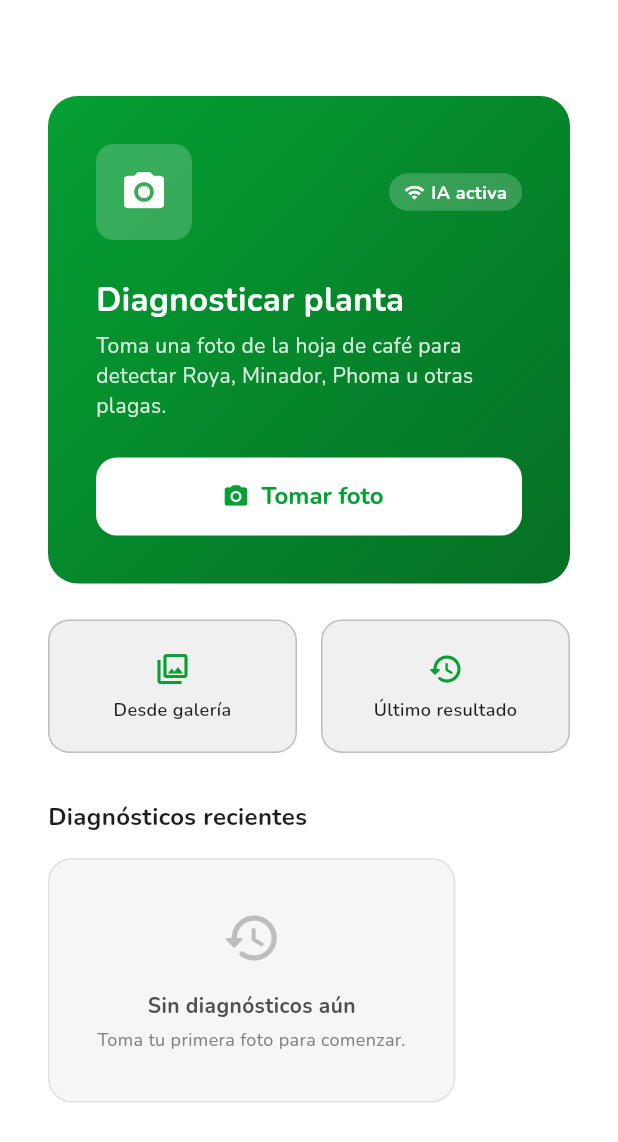
After one commit to ayni-tesis/ayni_app, a Flutter app: the DiagnosisHomeScreen screen opened directly, after a tap on "Último resultado", on a phone screen of 412 x 824 dp. The commit adds this screen. Shown: the top 1142 px of the screen. Run offline on Flutter 3.47's test engine with Material 3 defaults, Android fonts, the phone set to English and light mode, and no system bars; our stand-ins replace connectivity_plus, flutter_riverpod, google_fonts, image_picker, shared_preferences; missing offline and left inert: tflite_flutter; accounts and stored records are empty.

Commit message:
Add diagnosis sync + home screen & gallery option
Introduce syncing support and UI improvements:

- Add DiagnosisRepository.syncDiagnosis (interface + impl) which uploads a diagnosis when online and marks it as synced locally. Returns the updated Diagnosis or null on failure.
- Add preferGallery flag to DiagnosisCaptureScreen and auto-open the gallery on init when set.
- Add new DiagnosisHomeScreen with mode banner, take-photo card, quick actions, recent diagnoses list and sync indicators; navigates to the capture screen with preferGallery when opening from gallery quick action.

These changes enable offline/online sync handling and provide a new home UI for faster capture and access to recent results.

```diff
--- a/lib/features/diagnosis/domain/repositories/diagnosis_repository.dart
+++ b/lib/features/diagnosis/domain/repositories/diagnosis_repository.dart
@@ -20,4 +20,8 @@ abstract class DiagnosisRepository {
 
   /// Retrieves the history of diagnoses.
   Future<Either<Failure, List<Diagnosis>>> getDiagnosisHistory();
+
+  /// Syncs a single offline diagnosis to the backend server.
+  /// Returns the synced diagnosis on success, null on failure.
+  Future<Diagnosis?> syncDiagnosis(Diagnosis diagnosis);
 }
--- /dev/null
+++ b/lib/features/diagnosis/presentation/screens/diagnosis_home_screen.dart
@@ -0,0 +1,459 @@
+import 'package:flutter/material.dart';
+import 'package:flutter_riverpod/flutter_riverpod.dart';
+import 'package:intl/intl.dart';
+import '../../../../core/constants/app_colors.dart';
+import '../../../../core/constants/app_spacing.dart';
+import '../../../../core/constants/app_text_styles.dart';
+import '../../domain/entities/diagnosis.dart';
+import '../../domain/entities/pest_type.dart';
+import '../providers/diagnosis_provider.dart';
+import 'diagnosis_capture_screen.dart';
+import 'diagnosis_history_screen.dart';
+
+class DiagnosisHomeScreen extends ConsumerWidget {
+  final bool isOfflineMode;
+
+  const DiagnosisHomeScreen({super.key, this.isOfflineMode = false});
+
+  @override
+  Widget build(BuildContext context, WidgetRef ref) {
+    final historyAsync = ref.watch(diagnosisHistoryProvider);
+
+    return Scaffold(
+      backgroundColor: AppColors.white,
+      body: SingleChildScrollView(
+        padding: const EdgeInsets.all(AppSpacing.s4),
+        child: Column(
+          crossAxisAlignment: CrossAxisAlignment.start,
+          children: [
+            // ─── Mode indicator ─────────────────────────────────────────────
+            _ModeBanner(isOfflineMode: isOfflineMode),
+            const SizedBox(height: AppSpacing.s4),
+
+            // ─── Primary action: take photo ───────────────────────────────────
+            _TakePhotoCard(isOfflineMode: isOfflineMode),
+            const SizedBox(height: AppSpacing.s3),
+
+            // ─── Quick options ───────────────────────────────────────────────
+            Row(
+              children: [
+                Expanded(
+                  child: _QuickOptionCard(
+                    icon: Icons.photo_library_outlined,
+                    label: 'Desde galería',
+                    onTap: () => _openCapture(context, fromGallery: true),
+                  ),
+                ),
+                const SizedBox(width: AppSpacing.s2),
+                Expanded(
+                  child: _QuickOptionCard(
+                    icon: Icons.history_rounded,
+                    label: 'Último resultado',
+                    onTap: () {
+                      historyAsync.whenData((history) {
+                        if (history.isNotEmpty) {
+                          _openResult(context, history.first);
+                        }
+                      });
+                    },
+                  ),
+                ),
+              ],
+            ),
+            const SizedBox(height: AppSpacing.s4),
+
+            // ─── Recent diagnoses ───────────────────────────────────────────────
+            Text(
+              'Diagnósticos recientes',
+              style: AppTextStyles.bodyBold.copyWith(color: AppColors.black2),
+            ),
+            const SizedBox(height: AppSpacing.s2),
+            historyAsync.when(
+              data: (history) {
+                if (history.isEmpty) {
+                  return _EmptyHistoryState();
+                }
+                return Column(
+                  children: history
+                      .take(5)
+                      .map((d) => _RecentDiagnosisTile(
+                            diagnosis: d,
+                            onTap: () => _openResult(context, d),
+                          ))
+                      .toList(),
+                );
+              },
+              loading: () => const Center(
+                child: Padding(
+                  padding: EdgeInsets.all(AppSpacing.s4),
+                  child: CircularProgressIndicator(),
+                ),
+              ),
+              error: (e, _) => Center(
+                child: Text('Error al cargar historial: $e'),
+              ),
+            ),
+          ],
+        ),
+      ),
+    );
+  }
+
+  void _openCapture(BuildContext context, {bool fromGallery = false}) {
+    Navigator.of(context).push(
+      MaterialPageRoute(
+        builder: (context) => DiagnosisCaptureScreen(
+          isOfflineMode: isOfflineMode,
+          preferGallery: fromGallery,
+        ),
+      ),
+    );
+  }
+
+  void _openResult(BuildContext context, Diagnosis diagnosis) {
+    Navigator.of(context).push(
+      MaterialPageRoute(
+        builder: (context) => const DiagnosisHistoryScreen(),
+      ),
+    );
+  }
+}
+
+class _ModeBanner extends StatelessWidget {
+  final bool isOfflineMode;
+
+  const _ModeBanner({required this.isOfflineMode});
+
+  @override
+  Widget build(BuildContext context) {
+    if (!isOfflineMode) return const SizedBox.shrink();
+
+    return Container(
+      padding: const EdgeInsets.symmetric(
+        horizontal: AppSpacing.s2,
+        vertical: AppSpacing.s1,
+      ),
+      decoration: BoxDecoration(
+        color: AppColors.warning.withValues(alpha: 0.12),
+        borderRadius: BorderRadius.circular(10),
+        border: Border.all(color: AppColors.warning.withValues(alpha: 0.3)),
+      ),
+      child: Row(
+        children: [
+          const Icon(Icons.cloud_off_rounded, size: 16, color: AppColors.warning),
+          const SizedBox(width: AppSpacing.s1),
+          Expanded(
+            child: Text(
+              'Modo sin conexión — diagnóstico con IA local',
+              style: TextStyle(
+                fontFamily: 'Nunito',
+                fontSize: 13,
+                fontWeight: FontWeight.w600,
+                color: AppColors.gray1,
+              ),
+            ),
+          ),
+        ],
+      ),
+    );
+  }
+}
+
+class _TakePhotoCard extends StatelessWidget {
+  final bool isOfflineMode;
+
+  const _TakePhotoCard({required this.isOfflineMode});
+
+  @override
+  Widget build(BuildContext context) {
+    return Container(
+      width: double.infinity,
+      padding: const EdgeInsets.all(AppSpacing.s4),
+      decoration: BoxDecoration(
+        gradient: const LinearGradient(
+          colors: [Color(0xFF04A033), Color(0xFF066F24)],
+          begin: Alignment.topLeft,
+          end: Alignment.bottomRight,
+        ),
+        borderRadius: BorderRadius.circular(20),
+      ),
+      child: Column(
+        crossAxisAlignment: CrossAxisAlignment.start,
+        children: [
+          Row(
+            children: [
+              Container(
+                padding: const EdgeInsets.all(AppSpacing.s2),
+                decoration: BoxDecoration(
+                  color: AppColors.white.withValues(alpha: 0.2),
+                  borderRadius: BorderRadius.circular(12),
+                ),
+                child: const Icon(Icons.camera_alt_rounded, size: 32, color: AppColors.white),
+              ),
+              const Spacer(),
+              Container(
+                padding: const EdgeInsets.symmetric(horizontal: 10, vertical: 4),
+                decoration: BoxDecoration(
+                  color: AppColors.white.withValues(alpha: 0.2),
+                  borderRadius: BorderRadius.circular(20),
+                ),
+                child: Row(
+                  mainAxisSize: MainAxisSize.min,
+                  children: [
+                    Icon(
+                      isOfflineMode ? Icons.cloud_off : Icons.wifi,
+                      size: 14,
+                      color: AppColors.white,
+                    ),
+                    const SizedBox(width: 4),
+                    Text(
+                      isOfflineMode ? 'IA local' : 'IA activa',
+                      style: const TextStyle(
+                        fontFamily: 'Nunito',
+                        fontSize: 12,
+                        fontWeight: FontWeight.w700,
+                        color: AppColors.white,
+                      ),
+                    ),
+                  ],
+                ),
+              ),
+            ],
+          ),
+          const SizedBox(height: AppSpacing.s3),
+          const Text(
+            'Diagnosticar planta',
+            style: TextStyle(
+              fontFamily: 'Nunito',
+              fontSize: 22,
+              fontWeight: FontWeight.w700,
+              color: AppColors.white,
+            ),
+          ),
+          const SizedBox(height: 6),
+          Text(
+            'Toma una foto de la hoja de café para detectar Roya, Minador, Phoma u otras plagas.',
+            style: TextStyle(
+              fontFamily: 'Nunito',
+              fontSize: 14,
+              color: AppColors.white.withValues(alpha: 0.85),
+              height: 1.4,
+            ),
+          ),
+          const SizedBox(height: AppSpacing.s3),
+          SizedBox(
+            width: double.infinity,
+            height: 52,
+            child: ElevatedButton.icon(
+              onPressed: () {
+                Navigator.of(context).push(
+                  MaterialPageRoute(
+                    builder: (context) => DiagnosisCaptureScreen(
+                      isOfflineMode: isOfflineMode,
+                    ),
+                  ),
+                );
+              },
+              icon: const Icon(Icons.camera_alt_rounded),
+              label: const Text('Tomar foto'),
+              style: ElevatedButton.styleFrom(
+                backgroundColor: AppColors.white,
+                foregroundColor: AppColors.primary,
+                shape: RoundedRectangleBorder(
+                  borderRadius: BorderRadius.circular(14),
+                ),
+                elevation: 0,
+              ),
+            ),
+          ),
+        ],
+      ),
+    );
+  }
+}
+
+class _QuickOptionCard extends StatelessWidget {
+  final IconData icon;
+  final String label;
+  final VoidCallback onTap;
+
+  const _QuickOptionCard({
+    required this.icon,
+    required this.label,
+    required this.onTap,
+  });
+
+  @override
+  Widget build(BuildContext context) {
+    return GestureDetector(
+      onTap: onTap,
+      child: Container(
+        padding: const EdgeInsets.symmetric(vertical: AppSpacing.s2 + 4),
+        decoration: BoxDecoration(
+          color: AppColors.gray5.withValues(alpha: 0.5),
+          borderRadius: BorderRadius.circular(14),
+          border: Border.all(color: AppColors.gray4),
+        ),
+        child: Column(
+          children: [
+            Icon(icon, size: 24, color: AppColors.primary),
+            const SizedBox(height: 6),
+            Text(
+              label,
+              style: const TextStyle(
+                fontFamily: 'Nunito',
+                fontSize: 12,
+                fontWeight: FontWeight.w600,
+                color: AppColors.black2,
+              ),
+              textAlign: TextAlign.center,
+            ),
+          ],
+        ),
+      ),
+    );
+  }
+}
+
+class _RecentDiagnosisTile extends StatelessWidget {
+  final Diagnosis diagnosis;
+  final VoidCallback onTap;
+
+  const _RecentDiagnosisTile({required this.diagnosis, required this.onTap});
+
+  Color get _statusColor {
+    if (!diagnosis.hasInfection) return AppColors.success;
+    if (diagnosis.detectedLeaves.any((l) =>
+        l.diagnosedPest == PestType.roya ||
+        l.diagnosedPest == PestType.redspider)) {
+      return AppColors.error;
+    }
+    return AppColors.warning;
+  }
+
+  @override
+  Widget build(BuildContext context) {
+    final primaryPest = diagnosis.detectedLeaves
+        .where((l) => l.diagnosedPest != null && l.diagnosedPest != PestType.healthy)
+        .firstOrNull
+        ?.diagnosedPest;
+
+    return Card(
+      margin: const EdgeInsets.only(bottom: AppSpacing.s1 + 4),
+      elevation: 0,
+      shape: RoundedRectangleBorder(
+        borderRadius: BorderRadius.circular(12),
+        side: const BorderSide(color: AppColors.gray5),
+      ),
+      child: InkWell(
+        onTap: onTap,
+        borderRadius: BorderRadius.circular(12),
+        child: Padding(
+          padding: const EdgeInsets.all(AppSpacing.s2 + 4),
+          child: Row(
+            children: [
+              Container(
+                width: 40,
+                height: 40,
+                decoration: BoxDecoration(
+                  color: _statusColor.withValues(alpha: 0.1),
+                  borderRadius: BorderRadius.circular(10),
+                ),
+                child: Icon(
+                  diagnosis.hasInfection
+                      ? Icons.warning_amber_rounded
+                      : Icons.eco_rounded,
+                  color: _statusColor,
+                  size: 20,
+                ),
+              ),
+              const SizedBox(width: AppSpacing.s2),
+              Expanded(
+                child: Column(
+                  crossAxisAlignment: CrossAxisAlignment.start,
+                  children: [
+                    Text(
+                      primaryPest?.displayName ?? 'Hoja sana',
+                      style: AppTextStyles.smallTextBold.copyWith(
+                        color: AppColors.black2,
+                        fontSize: 14,
+                      ),
+                    ),
+                    Text(
+                      '${diagnosis.detectedLeaves.length} hojas • ${_formatDate(diagnosis.dateTime)}',
+                      style: AppTextStyles.smallTextRegular.copyWith(
+                        color: AppColors.gray3,
+                        fontSize: 12,
+                      ),
+                    ),
+                  ],
+                ),
+              ),
+              if (!diagnosis.isSynced)
+                Container(
+                  padding: const EdgeInsets.symmetric(horizontal: 6, vertical: 2),
+                  decoration: BoxDecoration(
+                    color: AppColors.warning.withValues(alpha: 0.12),
+                    borderRadius: BorderRadius.circular(6),
+                  ),
+                  child: const Icon(
+                    Icons.cloud_upload_outlined,
+                    size: 12,
+                    color: AppColors.warning,
+                  ),
+                ),
+              const SizedBox(width: 4),
+              const Icon(
+                Icons.arrow_forward_ios_rounded,
+                size: 12,
+                color: AppColors.gray4,
+              ),
+            ],
+          ),
+        ),
+      ),
+    );
+  }
+
+  String _formatDate(DateTime dt) {
+    final now = DateTime.now();
+    final diff = now.difference(dt);
+    if (diff.inMinutes < 1) return 'Ahora';
+    if (diff.inMinutes < 60) return 'Hace ${diff.inMinutes} min';
+    if (diff.inHours < 24) return 'Hace ${diff.inHours} h';
+    return DateFormat('dd/MM/yyyy').format(dt);
+  }
+}
+
+class _EmptyHistoryState extends StatelessWidget {
+  @override
+  Widget build(BuildContext context) {
+    return Container(
+      padding: const EdgeInsets.all(AppSpacing.s4),
+      decoration: BoxDecoration(
+        color: AppColors.gray5.withValues(alpha: 0.3),
+        borderRadius: BorderRadius.circular(16),
+        border: Border.all(color: AppColors.gray5),
+      ),
+      child: Column(
+        children: [
+          const Icon(Icons.history_rounded, size: 40, color: AppColors.gray4),
+          const SizedBox(height: AppSpacing.s2),
+          Text(
+            'Sin diagnósticos aún',
+            style: AppTextStyles.smallTextBold.copyWith(color: AppColors.gray2),
+          ),
+          const SizedBox(height: 4),
+          Text(
+            'Toma tu primera foto para comenzar.',
+            style: AppTextStyles.smallTextRegular.copyWith(
+              color: AppColors.gray3,
+              fontSize: 12,
+            ),
+            textAlign: TextAlign.center,
+          ),
+        ],
+      ),
+    );
+  }
+}
```
Also changed, not shown: lib/features/diagnosis/data/repositories/diagnosis_repository_impl.dart (+18 -0 lines), lib/features/diagnosis/presentation/screens/diagnosis_capture_screen.dart (+16 -1 lines).
